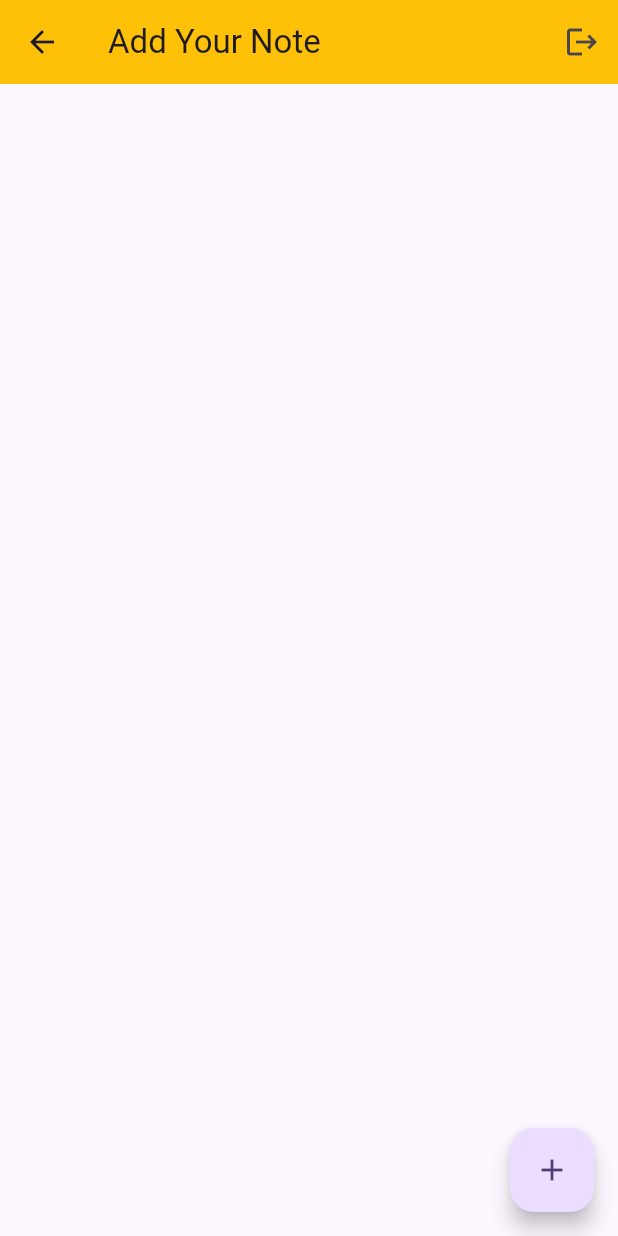
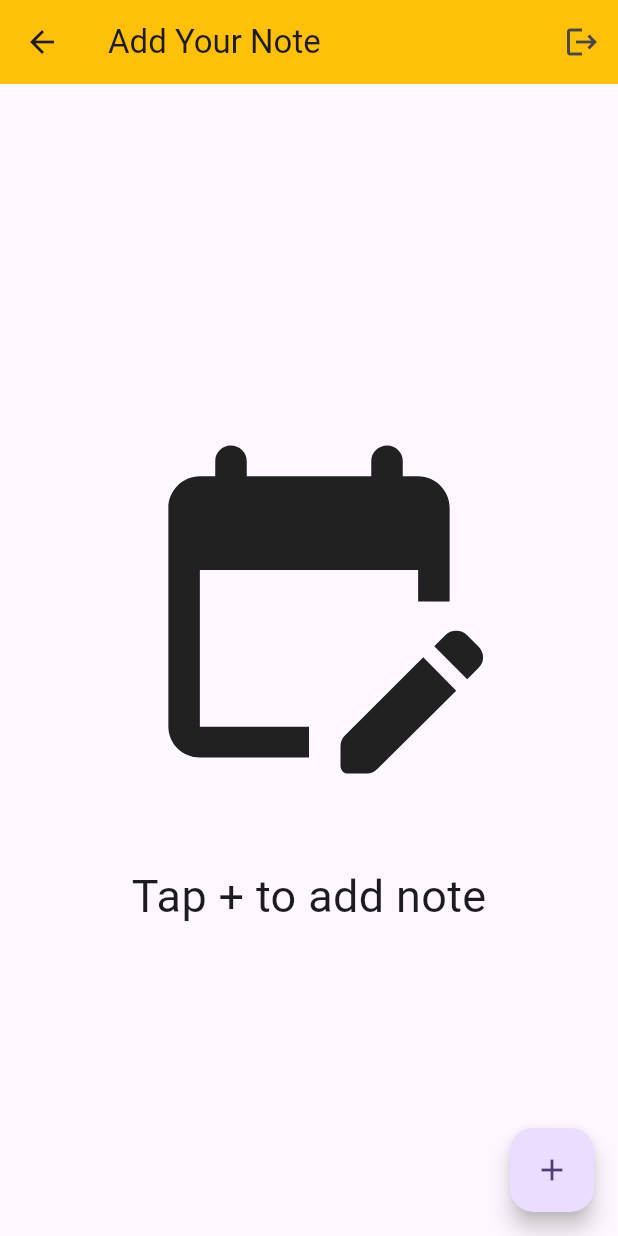
Before and after one commit to Shivasinghrathour/note_app, a Flutter app: the HomePage screen opened directly, on a phone screen of 412 x 824 dp. Run offline on Flutter 3.47's test engine with Material 3 defaults, Android fonts, the phone set to English and light mode, and no system bars; our stand-ins replace cloud_firestore, firebase_auth, firebase_core, get; accounts and stored records are empty.

Commit message:
note app function completed

```diff
--- a/lib/controller/noteController.dart
+++ b/lib/controller/noteController.dart
@@ -12,7 +12,7 @@ class NoteController extends GetxController {
   @override
   Future<void> onInit() async {
     super.onInit();
-
+    hasNote.value = noteList.isNotEmpty;
     FirebaseAuth.instance.authStateChanges().listen((user) {
       if (user != null) {
         getNote();
@@ -27,11 +27,12 @@ class NoteController extends GetxController {
 
   final noteList = <NoteModel>[].obs;
 
+  RxBool hasNote = false.obs;
+
   final auth = FirebaseAuth.instance;
   final db = FirebaseFirestore.instance;
   AuthController authController = Get.put(AuthController());
-  NoteModel noteModel = Get.put(NoteModel());
-// dialog box
+
   void showAddNoteDialog() {
     Get.defaultDialog(
       title: "Add Note",
@@ -45,7 +46,6 @@ class NoteController extends GetxController {
       textCancel: "Cancel",
       confirmTextColor: Colors.white,
       onConfirm: () {
-        // Add your note here
         addNote();
         Get.back();
       },
@@ -55,7 +55,6 @@ class NoteController extends GetxController {
     );
   }
 
-// edit dialog box
   void showEditNoteDialog({required String docNoteID}) {
     Get.defaultDialog(
       title: "Edit Note",
@@ -69,9 +68,8 @@ class NoteController extends GetxController {
       textCancel: "Cancel",
       confirmTextColor: Colors.white,
       onConfirm: () {
-        // Add your note here
         Get.back();
-        editNote(noteDocID: docNoteID);
+        editNote(docNoteID);
       },
       onCancel: () {
         addnote.clear();
@@ -79,7 +77,6 @@ class NoteController extends GetxController {
     );
   }
 
-// add note function
   void addNote() async {
     var notemodel = NoteModel(
       note: addnote.text,
@@ -99,7 +96,6 @@ class NoteController extends GetxController {
         backgroundColor: Colors.green);
   }
 
-// get note function
   Future<void> getNote() async {
     try {
       var data = await db
@@ -113,13 +109,14 @@ class NoteController extends GetxController {
         noteList.add(NoteModel.fromJson(note.data()));
       }
 
+      hasNote.value = noteList.isNotEmpty; // Update hasNote based on noteList
+
       noteList.refresh();
     } catch (ex) {
       Get.snackbar("Error", ex.toString());
     }
   }
 
-// delete note function
   Future<void> deleteNote(String noteId) async {
     try {
       await db
@@ -139,8 +136,7 @@ class NoteController extends GetxController {
     }
   }
 
-// edit not function
-  Future<void> editNote({required String noteDocID}) async {
+  Future<void> editNote(String noteDocID) async {
     await db
         .collection("users")
         .doc(auth.currentUser!.uid)
--- a/lib/pages/homepage.dart
+++ b/lib/pages/homepage.dart
@@ -2,8 +2,10 @@ import 'package:flutter/material.dart';
 import 'package:get/get.dart';
 import 'package:note_app/controller/authController.dart';
 import 'package:note_app/controller/noteController.dart';
-import 'package:note_app/model/model.dart';
+
 import 'package:note_app/welcome.dart';
+import 'package:note_app/widgets/blanknote.dart';
+import 'package:note_app/widgets/noteTile.dart';
 
 class HomePage extends StatelessWidget {
   const HomePage({super.key});
@@ -38,47 +40,9 @@ class HomePage extends StatelessWidget {
           const SizedBox(
             height: 15,
           ),
-          Obx(() => Column(
-              children: noteController.noteList
-                  .map(
-                    (e) => Container(
-                      decoration: BoxDecoration(
-                        color: Colors.yellow[50],
-                        borderRadius: BorderRadius.circular(14),
-                      ),
-                      child: ListTile(
-                          leading: const Icon(Icons.check),
-                          title: Text(
-                            e.note.toString(),
-                            style: const TextStyle(fontSize: 22),
-                          ),
-                          trailing: SizedBox(
-                            width: 100,
-                            child: Row(
-                              children: [
-                                // edit icon
-                                IconButton(
-                                  onPressed: () {
-                                    noteController.showEditNoteDialog(
-                                        docNoteID: e.noteI.toString());
-                                  },
-                                  icon: const Icon(Icons.edit),
-                                ),
-                                // delete icon
-                                IconButton(
-                                  onPressed: () {
-                                    String noteIdToDelete = e.noteI.toString();
-
-                                    noteController.deleteNote(noteIdToDelete);
-                                  },
-                                  icon: const Icon(Icons.delete),
-                                ),
-                              ],
-                            ),
-                          )),
-                    ),
-                  )
-                  .toList()))
+          Obx(
+            () => noteController.hasNote.value ? NoteTile() : BlankNote(),
+          ),
         ],
       ),
     );
--- /dev/null
+++ b/lib/widgets/blanknote.dart
@@ -0,0 +1,27 @@
+import 'package:flutter/material.dart';
+
+class BlankNote extends StatelessWidget {
+  const BlankNote({super.key});
+
+  @override
+  Widget build(BuildContext context) {
+    return Expanded(
+      child: Column(
+        mainAxisAlignment: MainAxisAlignment.center,
+        children: [
+          Center(
+            child: Icon(
+              Icons.edit_calendar_rounded,
+              size: 250,
+            ),
+          ),
+          SizedBox(height: 50),
+          Text(
+            "Tap + to add note",
+            style: TextStyle(fontSize: 30),
+          )
+        ],
+      ),
+    );
+  }
+}
```
Also changed, not shown: lib/widgets/notetile.dart (added, +60 -0 lines).
